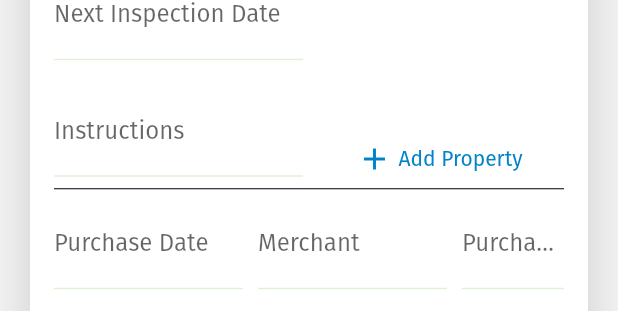
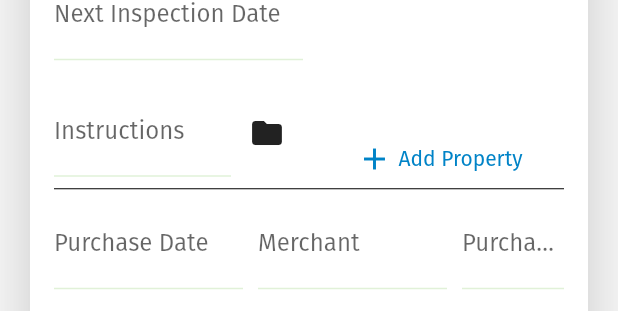
Before and after one commit to jneuendorf/material-manager, a Flutter app: the AddItemDialog widget shown alone on an empty page, opened directly, on a phone screen of 412 x 824 dp. Shown: the part 364-675 px from the top of the screen. Run offline on Flutter 3.47's test engine with Material 2 defaults, Android fonts, the phone set to English and light mode, and no system bars; our stand-ins replace cross_file, csv, data_table_2, dio, file_picker, flutter_dotenv and 7 more; missing offline and left inert: universal_html; accounts and stored records are empty; project files that could hold a hidden picture were left out.

Commit message:
[frontend] add file picker

```diff
--- a/frontend/lib/locale_string.dart
+++ b/frontend/lib/locale_string.dart
@@ -249,6 +249,8 @@ class LocaleString extends Translations {
       'right_to_restricting_processing_point4': '•If you have lodged an objection pursuant to Art. 21 (1) DSGVO, a balancing of your and our interests must be carried out. As long as it has not yet been determined whose interests prevail, you have the right to request the restriction of the processing of your personal data.',
       'right_to_restricting_processing_text2': 'If you have restricted the processing of your personal data, this data may - apart from being stored - only be processed with your consent or for the assertion, exercise or defense of legal claims or for the protection of the rights of another natural or legal person or for reasons of an important public interest of the European Union or a Member State.',
       //
+      'file_selected': 'File selected',
+      'must_be_file_or_url': 'Must be a file or URL',
     },
     'de_DE': {
       'hello': 'Hallo',
@@ -492,6 +494,8 @@ class LocaleString extends Translations {
       'right_to_restricting_processing_point4': '•Wenn Sie einen Widerspruch nach Art. 21 Abs. 1 DSGVO eingelegt haben, muss eine Abwägung zwischen Ihren und unseren Interessen vorgenommen werden. Solange noch nicht feststeht, wessen Interessen überwiegen, haben Sie das Recht, die Einschränkung der Verarbeitung Ihrer personenbezogenen Daten zu verlangen.',
       'right_to_restricting_processing_text2': 'Wenn Sie die Verarbeitung Ihrer personenbezogenen Daten eingeschränkt haben, dürfen diese Daten – von ihrer Speicherung abgesehen – nur mit Ihrer Einwilligung oder zur Geltendmachung, Ausübung oder Verteidigung von Rechtsansprüchen oder zum Schutz der Rechte einer anderen natürlichen oder juristischen Person oder aus Gründen eines wichtigen öffentlichen Interesses der Europäischen Union oder eines Mitgliedstaats verarbeitet werden.',
       //
+      'file_selected': 'Datei ausgewählt',
+      'must_be_file_or_url': 'Muss Datei oder URL sein',
     }
   };
 }
--- a/frontend/lib/pages/inventory/dialogs/add_item_dialog.dart
+++ b/frontend/lib/pages/inventory/dialogs/add_item_dialog.dart
@@ -39,7 +39,9 @@ class _AddItemDialogState extends State<AddItemDialog> {
   final RxList<NonFinalMapEntry<String?, List<SerialNumber>>> bulkValues = <NonFinalMapEntry<String?, List<SerialNumber>>>[
     NonFinalMapEntry(null, <SerialNumber>[]),
   ].obs;
+
   final RxList<XFile> images = <XFile>[].obs;
+  XFile? instructions;
 
   final TextEditingController materialTypeController = TextEditingController();
   final TextEditingController rentalFeeController = TextEditingController();
@@ -236,11 +238,35 @@ class _AddItemDialogState extends State<AddItemDialog> {
                                         return null;
                                       },
                                     ),
-                                    TextFormField(
-                                      controller: instructionsController,
-                                      decoration: InputDecoration(
-                                        labelText: 'instructions'.tr,
-                                      ),
+                                    Row(
+                                      children: [
+                                        Expanded(
+                                          child: TextFormField(
+                                            controller: instructionsController,
+                                            decoration: InputDecoration(
+                                              labelText: 'instructions'.tr,
+                                            ),
+                                            validator: (String? value) {
+                                              if (value == null || value.isEmpty) {
+                                                return null;
+                                              }
+                                              if (value != 'file_selected'.tr && !value.isURL) {
+                                                return 'must_be_file_or_url'.tr;
+                                              }
+                                            },
+                                          ),
+                                        ),
+                                        IconButton(
+                                          splashRadius: 18.0,
+                                          onPressed: () async {
+                                            instructions = await pickFile();
+                                            if (instructions == null) return;
+
+                                            instructionsController.text = 'file_selected'.tr;
+                                          },
+                                          icon: const Icon(Icons.folder),
+                                        ),
+                                      ],
                                     ),
                                   ],
                                 ),
--- a/frontend/pubspec.yaml
+++ b/frontend/pubspec.yaml
@@ -53,6 +53,7 @@ dependencies:
   cross_file: ^0.3.3+2
   image_picker: ^0.8.6
   url_launcher: ^6.1.7
+  file_picker: ^5.2.3
 
 dev_dependencies:
   flutter_test:
```
Also changed, not shown: frontend/lib/common/util.dart (+12 -1 lines), frontend/pubspec.lock, 1 other file.
